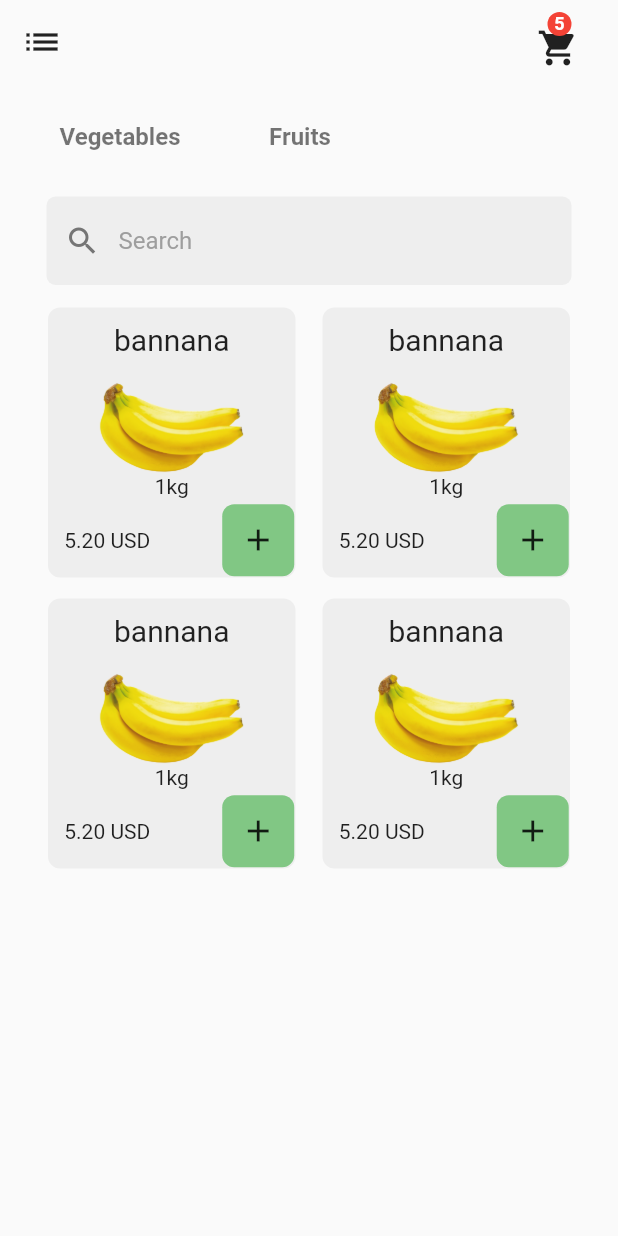
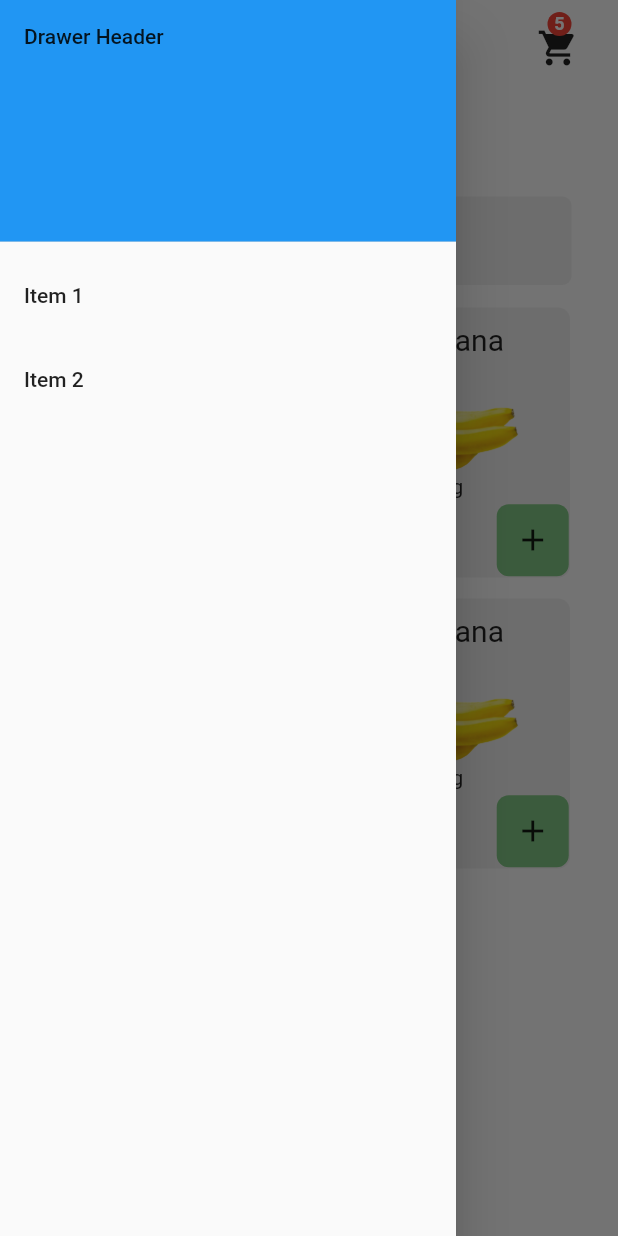
Before and after one commit to Shubbair/Fresh-Garden-App, a Flutter app: the DataScreen screen opened by its route, with the side drawer open (before the commit the screen has no drawer), on a phone screen of 412 x 824 dp. Run offline on Flutter 3.47's test engine with Material 2 defaults, Android fonts, the phone set to English and light mode, and no system bars; Roboto replaces fonts that are missing (WorkSansLight).

Commit message:
some extra

```diff
--- a/lib/categiory.dart
+++ b/lib/categiory.dart
@@ -9,10 +9,47 @@ class DataScreen extends StatelessWidget {
   Widget build(BuildContext context) {
     return Scaffold(
       resizeToAvoidBottomInset: true,
+      drawer: Drawer(
+        // Add a ListView to the drawer. This ensures the user can scroll
+        // through the options in the drawer if there isn't enough vertical
+        // space to fit everything.
+        child: ListView(
+          // Important: Remove any padding from the ListView.
+          padding: EdgeInsets.zero,
+          children: [
+            const DrawerHeader(
+              decoration: BoxDecoration(
+                color: Colors.blue,
+              ),
+              child: Text('Drawer Header'),
+            ),
+            ListTile(
+              title: const Text('Item 1'),
+              onTap: () {
+                // Update the state of the app
+                // ...
+                // Then close the drawer
+                Navigator.pop(context);
+              },
+            ),
+            ListTile(
+              title: const Text('Item 2'),
+              onTap: () {
+                // Update the state of the app
+                // ...
+                // Then close the drawer
+                Navigator.pop(context);
+              },
+            ),
+          ],
+        ),
+      ),
       appBar: AppBar(
         elevation: 0.0,
         leading: IconButton(
-            onPressed: () {},
+            onPressed: () {
+              // Scaffold.of(context).openDrawer();
+             },
             icon: Icon(
               Icons.list,
               color: Colors.black87,
```
